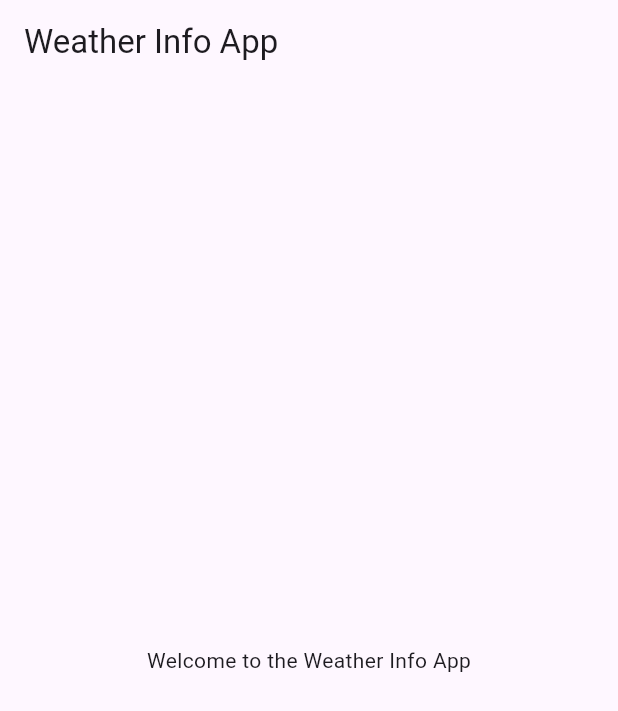
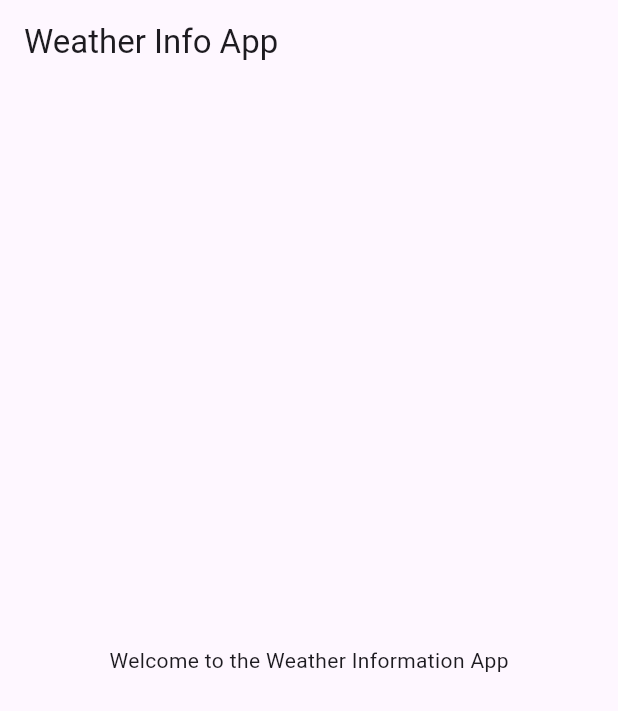
Before and after one commit to abdulmujeeb4ahmed/weather_info_app, a Flutter app: the screen it shows after launch, on a phone screen of 412 x 824 dp. Shown: the top 711 px of the screen. Run offline on Flutter 3.47's test engine with Material 3 defaults, Android fonts, the phone set to English and light mode, and no system bars.

Commit message:
Initial project setup and structure

```diff
--- a/lib/main.dart
+++ b/lib/main.dart
@@ -19,7 +19,7 @@ class WeatherHomePage extends StatelessWidget {
   Widget build(BuildContext context) {
     return Scaffold(
       appBar: AppBar(title: Text("Weather Info App")),
-      body: Center(child: Text("Welcome to the Weather Info App")),
+      body: Center(child: Text("Welcome to the Weather Information App")),
     );
   }
 }
```
